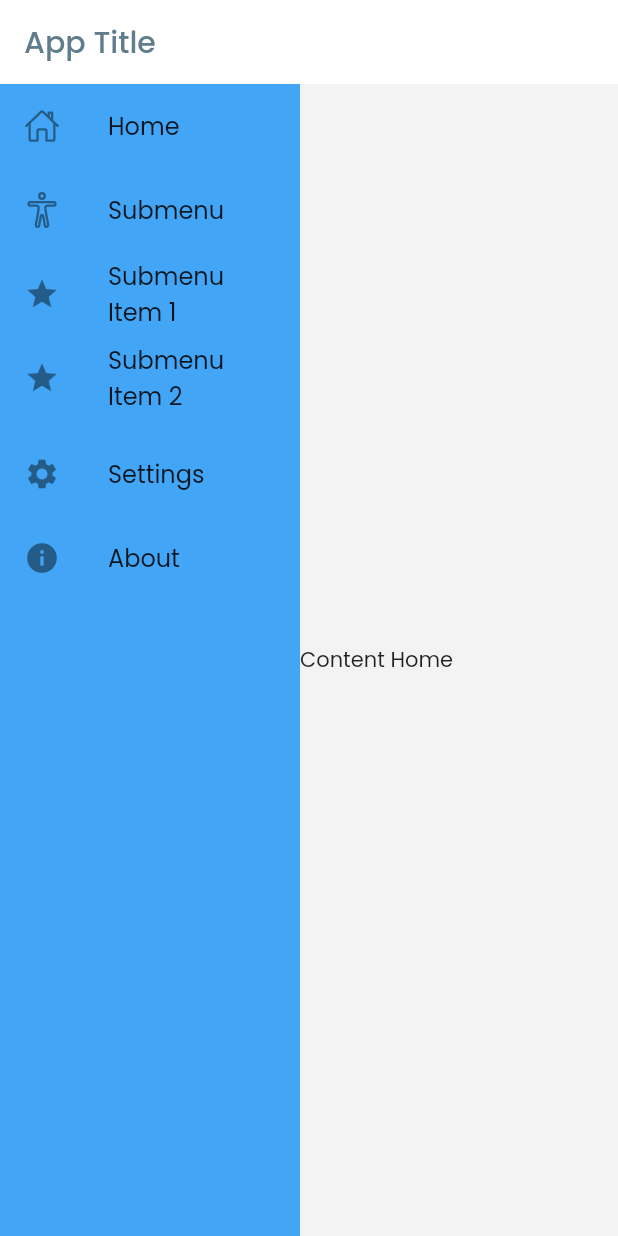
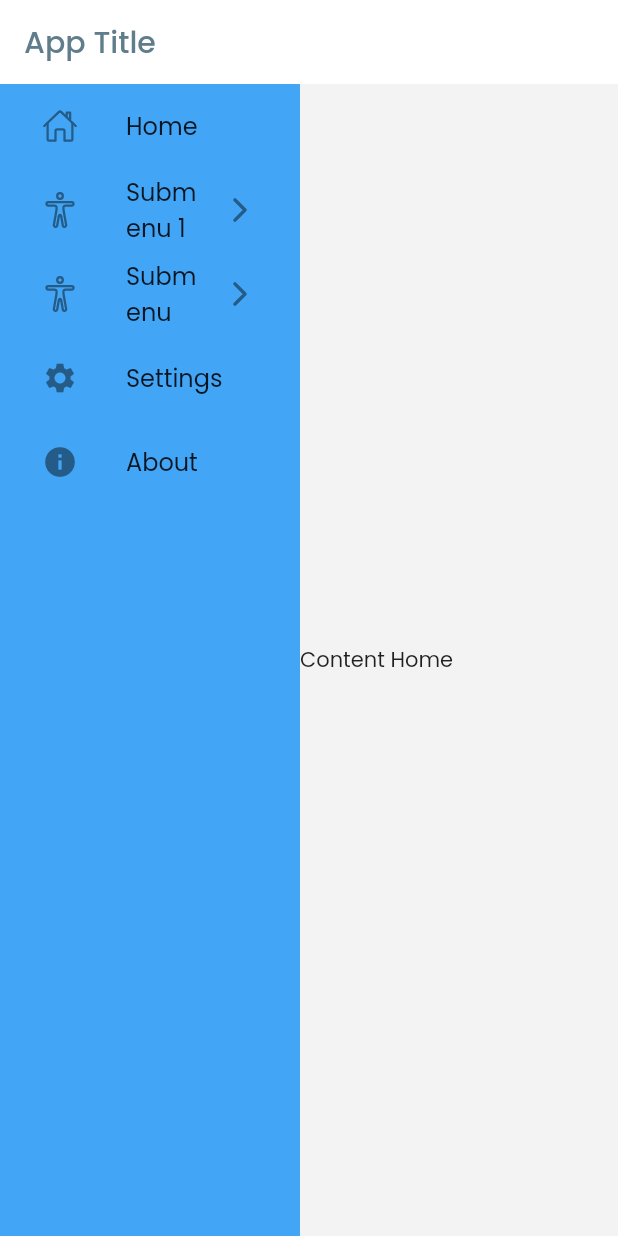
Before and after one commit to caviorus/flutter-admin, a Flutter app: the screen it shows after launch, on a phone screen of 412 x 824 dp. Run offline on Flutter 3.47's test engine with Material 2 defaults, Android fonts, the phone set to English and light mode, and no system bars; our stand-ins replace get, google_fonts, ionicons.

Commit message:
update sidebar

```diff
--- a/lib/components/sidebar/sidebar.dart
+++ b/lib/components/sidebar/sidebar.dart
@@ -42,18 +42,57 @@ class Sidebar extends StatelessWidget {
                 // Submenu
                 SubmenuWidget(
                   icon: Ionicons.body_outline,
-                  title: "Submenu",
-                  expanded: true,
+                  title: "Submenu 1",
                   submenu: [
                     SidebarItem(
-                      icon: Icons.star,
+                      icon: Ionicons.chevron_forward_outline,
                       text: 'Submenu Item 1',
                       onTap: () {
                         // Add your navigation logic here
                       },
                     ),
                     SidebarItem(
-                      icon: Icons.star,
+                      icon: Ionicons.chevron_forward_outline,
+                      text: 'Submenu Item 2',
+                      onTap: () {
+                        // Add your navigation logic here
+                      },
+                    ),
+                    SubmenuWidget(
+                      icon: Ionicons.body_outline,
+                      title: "Submenu 1",
+                      submenu: [
+                        SidebarItem(
+                          icon: Ionicons.chevron_forward_outline,
+                          text: 'Submenu Item 1',
+                          onTap: () {
+                            // Add your navigation logic here
+                          },
+                        ),
+                        SidebarItem(
+                          icon: Ionicons.chevron_forward_outline,
+                          text: 'Submenu Item 2',
+                          onTap: () {
+                            // Add your navigation logic here
+                          },
+                        ),
+                      ],
+                    ),
+                  ],
+                ),
+                SubmenuWidget(
+                  icon: Ionicons.body_outline,
+                  title: "Submenu",
+                  submenu: [
+                    SidebarItem(
+                      icon: Ionicons.chevron_forward_outline,
+                      text: 'Submenu Item 1',
+                      onTap: () {
+                        // Add your navigation logic here
+                      },
+                    ),
+                    SidebarItem(
+                      icon: Ionicons.chevron_forward_outline,
                       text: 'Submenu Item 2',
                       onTap: () {
                         // Add your navigation logic here
--- a/lib/components/sidebar/sidebar_item.dart
+++ b/lib/components/sidebar/sidebar_item.dart
@@ -1,21 +1,31 @@
 import 'package:flutter/material.dart';
+import 'package:ionicons/ionicons.dart';
 
 class SidebarItem extends StatelessWidget {
   final IconData icon;
   final String text;
   final Function onTap;
+  final Widget? suffix;
 
-  const SidebarItem({super.key, required this.icon, required this.text, required this.onTap});
+  const SidebarItem(
+      {super.key, required this.icon, required this.text, required this.onTap, this.suffix});
 
   @override
   Widget build(BuildContext context) {
-    return InkWell(
+    return Padding(
+      padding: const EdgeInsets.symmetric(horizontal: 12),
+      child: InkWell(
+        customBorder: RoundedRectangleBorder(
+          borderRadius: BorderRadius.circular(8),
+        ),
         onTap: () {
           onTap();
         },
         child: ListTile(
           leading: Icon(icon),
           title: Text(text),
+          trailing: suffix,
+        ),
       ),
     );
   }
@@ -26,7 +36,12 @@ class SubmenuWidget extends StatefulWidget {
   final IconData icon;
   final String title;
   final List<Widget>? submenu;
-  const SubmenuWidget({super.key, this.expanded,required this.icon, required this.title, this.submenu});
+  const SubmenuWidget(
+      {super.key,
+      this.expanded,
+      required this.icon,
+      required this.title,
+      this.submenu});
 
   @override
   State<SubmenuWidget> createState() => _SubmenuWidgetState();
@@ -38,7 +53,7 @@ class _SubmenuWidgetState extends State<SubmenuWidget> {
 
   @override
   Widget build(BuildContext context) {
-    if(!stateChanged){
+    if (!stateChanged) {
       setState(() {
         isExpanded = widget.expanded ?? false;
       });
@@ -49,6 +64,7 @@ class _SubmenuWidgetState extends State<SubmenuWidget> {
         SidebarItem(
           icon: widget.icon,
           text: widget.title,
+          suffix:  Icon(isExpanded ? Ionicons.chevron_down_outline : Ionicons.chevron_forward_outline),
           onTap: () {
             setState(() {
               isExpanded = !isExpanded;
@@ -57,13 +73,17 @@ class _SubmenuWidgetState extends State<SubmenuWidget> {
           },
         ),
         AnimatedContainer(
-          duration:
-              const Duration(milliseconds: 300), // Adjust the duration as needed
-          height: isExpanded ? 120 : 0, // Set the desired height when expanded
+          duration: const Duration(
+              milliseconds: 300), // Adjust the duration as needed
+          height: isExpanded
+              ? (42 * widget.submenu!.length.toDouble()) + 20
+              : 0, // Set the desired height when expanded
+          child: Padding(
+            padding: const EdgeInsets.only(left: 8),
             child: SingleChildScrollView(
-            // Wrap with SingleChildScrollView
               child: Column(
                 children: widget.submenu ?? [],
+              ),
             ),
           ),
         ),
--- a/lib/main.dart
+++ b/lib/main.dart
@@ -54,7 +54,7 @@ class AdminNavigation extends StatelessWidget {
           } else if (constraints.maxWidth < 1536) {
             return Sidebar(body: body, expanded: true,);
           } else {
-            return Sidebar(body: body, expanded: true,);
+            return Sidebar(body: body, expanded: true, width: 320,);
           }
         },
       ),
```
Lines whose indentation alone changed are shown as unchanged.
